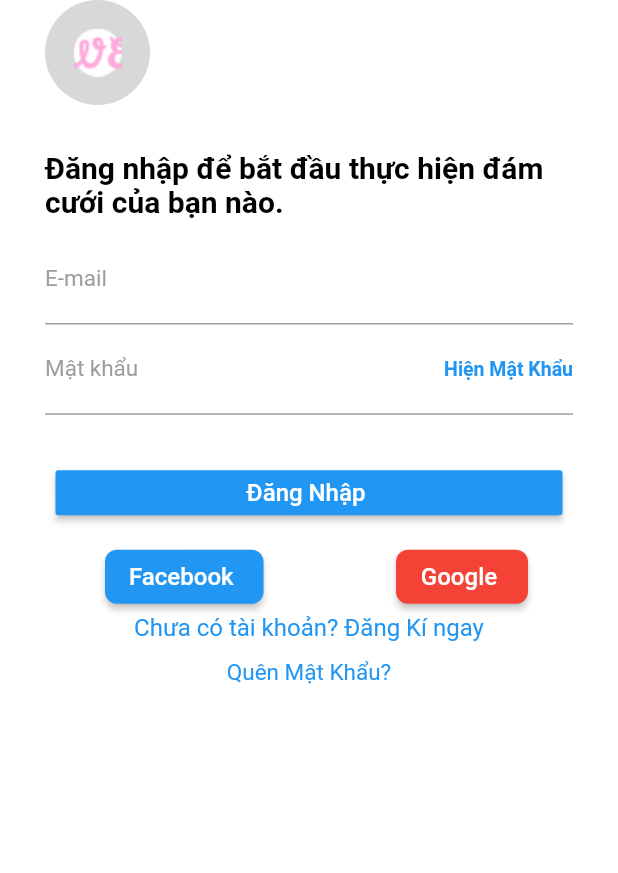
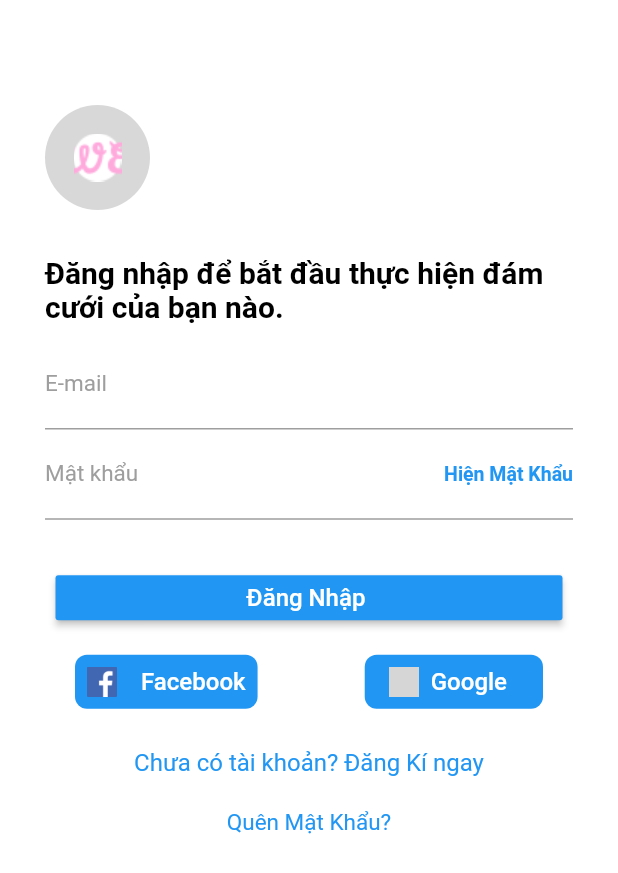
Before and after one commit to linhle8964/Capston-Project, a Flutter app: the screen it shows after launch, on a phone screen of 412 x 824 dp. Shown: the top 873 px of the screen. Run offline on Flutter 3.47's test engine with Material 2 defaults, Android fonts, the phone set to English and light mode, and no system bars; our stand-ins replace bloc, cloud_firestore, equatable, firebase_auth, firebase_core, flutter_bloc and 4 more; accounts and stored records are empty; grey boxes are pictures that could not be loaded.

Commit message:
fix ui login_page

```diff
--- a/wedding_app/lib/screens/login/login.dart
+++ b/wedding_app/lib/screens/login/login.dart
@@ -24,6 +24,7 @@ class _LoginPageState extends State<LoginPage> {
   Widget build(BuildContext context) {
     return MaterialApp(
         home: Scaffold(
+            resizeToAvoidBottomInset: false,
             body: Container(
       padding: EdgeInsets.fromLTRB(30, 0, 30, 0),
       constraints: BoxConstraints.expand(),
--- a/wedding_app/lib/screens/login/login_page.dart
+++ b/wedding_app/lib/screens/login/login_page.dart
@@ -35,6 +35,7 @@ class _LoginPageState extends State<LoginPage> {
   @override
   Widget build(BuildContext context) {
     return Scaffold(
+        resizeToAvoidBottomInset: false,
         body: BlocListener(
       cubit: _loginBloc,
       listener: (context, state) {
@@ -85,7 +86,7 @@ class _LoginPageState extends State<LoginPage> {
                 crossAxisAlignment: CrossAxisAlignment.start,
                 children: <Widget>[
                   Padding(
-                    padding: const EdgeInsets.fromLTRB(0, 0, 0, 30),
+                    padding: const EdgeInsets.fromLTRB(0, 70, 0, 30),
                     child: Container(
                       child: Image(
                           image:
@@ -168,33 +169,48 @@ class _LoginPageState extends State<LoginPage> {
                     ),
                   ),
                   Padding(
-                      padding: const EdgeInsets.fromLTRB(40, 10, 30, 0),
+                      padding: const EdgeInsets.fromLTRB(20, 10, 20, 20),
                       child: Row(
                         mainAxisAlignment: MainAxisAlignment.spaceBetween,
                         children: <Widget>[
-                          RaisedButton(
+                          FlatButton(
+                              padding: EdgeInsets.all(0.0),
                               onPressed: onLogInFacebookClick,
                               color: Colors.blue,
                               shape: RoundedRectangleBorder(
-                                borderRadius:
-                                    BorderRadius.all(Radius.circular(8))),
-                            child: Text(
-                              'Facebook ',
-                              style:
-                                  TextStyle(color: Colors.white, fontSize: 16),
+                                  borderRadius: BorderRadius.all(Radius.circular(8))),
+                              child: Row(
+                                children: <Widget>[
+                                  Padding(
+                                    padding: const EdgeInsets.all(8.0),
+                                    child: Image(
+                                        image:
+                                        AssetImage('assets/fp_icon_325x325.png'),height: 20.0,),
                                   ),
+                                  Padding(
+                                    padding: const EdgeInsets.all(8.0),
+                                    child: Text('Facebook',style: TextStyle(color: Colors.white, fontSize: 16),),
+                                  )
+                                ],
+                              )
                           ),
-                          RaisedButton(
+                          FlatButton(
                               onPressed: onLogInGoogleClick,
-                            color: Colors.red,
+                              color: Colors.blue,
                               shape: RoundedRectangleBorder(
-                                borderRadius:
-                                    BorderRadius.all(Radius.circular(8))),
-                            child: Text(
-                              'Google ',
-                              style:
-                                  TextStyle(color: Colors.white, fontSize: 16),
+                                  borderRadius: BorderRadius.all(Radius.circular(8))),
+                              child: Row(
+                                children: <Widget>[
+                                  Padding(
+                                    padding: const EdgeInsets.all(0.0),
+                                    child: Image.asset('assets/google_icon.jpg',height: 20.0),
                                   ),
+                                  Padding(
+                                    padding: const EdgeInsets.all(8.0),
+                                    child: Text('Google',style: TextStyle(color: Colors.white, fontSize: 16),),
+                                  )
+                                ],
+                              )
                           )
                         ],
                       )),
@@ -221,7 +237,7 @@ class _LoginPageState extends State<LoginPage> {
                     ),
                   ),
                   Padding(
-                    padding: const EdgeInsets.fromLTRB(0, 0, 0, 0),
+                    padding: const EdgeInsets.fromLTRB(0, 10, 0, 0),
                     child: Container(
                       height: 20,
                       width: double.infinity,
--- a/wedding_app/lib/screens/register/register_page.dart
+++ b/wedding_app/lib/screens/register/register_page.dart
@@ -33,7 +33,7 @@ class _RegisterPageState extends State<RegisterPage> {
   @override
   Widget build(BuildContext context) {
     return Scaffold(
-      resizeToAvoidBottomInset: true,
+      resizeToAvoidBottomInset: false,
       body: BlocListener(
           cubit: _registerBloc,
           listener: (BuildContext context, RegisterState state) {
```
Lines whose indentation alone changed are shown as unchanged.
